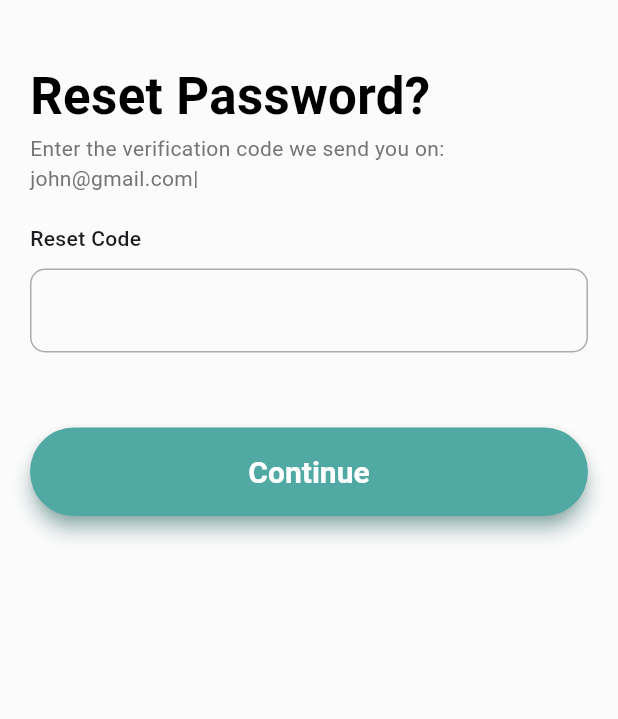
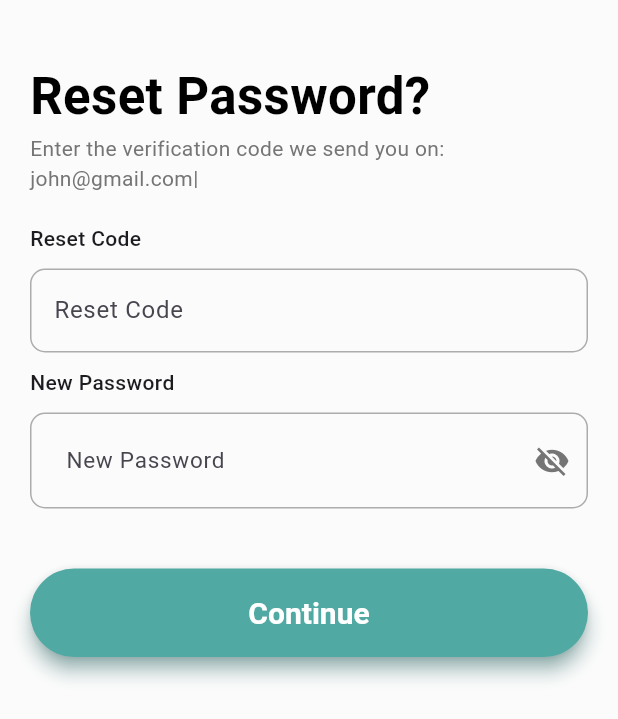
Before and after one commit to wandi1209/expense-tracker-pro-app, a Flutter app: the ResetPasswordPage screen opened by its route, on a phone screen of 412 x 824 dp. Shown: the top 719 px of the screen. Run offline on Flutter 3.47's test engine with Material 3 defaults, Android fonts, the phone set to English and light mode, and no system bars; our stand-ins replace awesome_dialog, bloc, dio, equatable, fl_chart, flutter_bloc and 6 more; accounts and stored records are empty.

Commit message:
feat(auth): create UI reset password and logic bloc

```diff
--- a/lib/core/routes/app_router.dart
+++ b/lib/core/routes/app_router.dart
@@ -71,8 +71,12 @@ class AppRouter {
         path: '/reset-password',
         name: 'reset-password',
         pageBuilder:
-            (context, state) =>
-                const NoTransitionPage(child: ResetPasswordPage()),
+            (context, state) => NoTransitionPage(
+              child: BlocProvider(
+                create: (context) => locator<AuthenticationBloc>(),
+                child: const ResetPasswordPage(),
+              ),
+            ),
       ),
       GoRoute(
         path: '/new-password',
--- a/lib/features/auth/presentation/bloc/authentication_state.dart
+++ b/lib/features/auth/presentation/bloc/authentication_state.dart
@@ -19,7 +19,7 @@ class AuthenticationSuccess extends AuthenticationState {
   AuthenticationSuccess(this.status, this.message);
 
   @override
-  List<Object?> get props => [message];
+  List<Object?> get props => [status, message];
 }
 
 class AuthenticationFailure extends AuthenticationState {
@@ -30,3 +30,12 @@ class AuthenticationFailure extends AuthenticationState {
   @override
   List<Object?> get props => [error];
 }
+
+class AuthenticationSavedEmail extends AuthenticationState {
+  final String email;
+
+  AuthenticationSavedEmail(this.email);
+
+  @override
+  List<Object?> get props => [email];
+}
--- a/lib/features/auth/presentation/pages/reset_password_page.dart
+++ b/lib/features/auth/presentation/pages/reset_password_page.dart
@@ -1,3 +1,7 @@
+import 'package:expense_tracker_pro/common/inputs/basic_input.dart';
+import 'package:expense_tracker_pro/features/auth/presentation/bloc/authentication_bloc.dart';
+import 'package:flutter_bloc/flutter_bloc.dart';
+
 import '../../../../common/buttons/basic_button.dart';
 import 'package:flutter/material.dart';
 import 'package:flutter/services.dart';
@@ -8,11 +12,37 @@ class ResetPasswordPage extends StatelessWidget {
 
   @override
   Widget build(BuildContext context) {
+    TextEditingController resetCode = TextEditingController();
+    TextEditingController newPassword = TextEditingController();
     return Scaffold(
-      body: SingleChildScrollView(
+      body: BlocConsumer<AuthenticationBloc, AuthenticationState>(
+        listener: (context, state) {
+          if (state is AuthenticationFailure) {
+            ScaffoldMessenger.of(context).showSnackBar(
+              SnackBar(content: Text(state.error), backgroundColor: Colors.red),
+            );
+          } else if (state is AuthenticationSuccess) {
+            ScaffoldMessenger.of(context).showSnackBar(
+              SnackBar(
+                content: Text(state.message),
+                backgroundColor: Colors.green,
+              ),
+            );
+            context.go('/login');
+          }
+        },
+        builder: (context, state) {
+          String? _email;
+          if (state is AuthenticationSavedEmail) {
+            _email = state.email;
+          }
+          return SingleChildScrollView(
             child: SafeArea(
               child: Padding(
-            padding: const EdgeInsets.symmetric(horizontal: 20, vertical: 40),
+                padding: const EdgeInsets.symmetric(
+                  horizontal: 20,
+                  vertical: 40,
+                ),
                 child: Column(
                   crossAxisAlignment: CrossAxisAlignment.start,
                   children: [
@@ -35,6 +65,7 @@ class ResetPasswordPage extends StatelessWidget {
                     ),
                     const SizedBox(height: 10),
                     TextField(
+                      controller: resetCode,
                       maxLength: 5,
                       keyboardType: TextInputType.number,
                       inputFormatters: [
@@ -42,6 +73,7 @@ class ResetPasswordPage extends StatelessWidget {
                         LengthLimitingTextInputFormatter(5),
                       ],
                       decoration: InputDecoration(
+                        hintText: 'Reset Code',
                         counterText: '',
                         border: OutlineInputBorder(
                           borderRadius: BorderRadius.circular(10),
@@ -67,17 +99,32 @@ class ResetPasswordPage extends StatelessWidget {
                       ),
                     ),
                     const SizedBox(height: 10),
+                    BasicInput(
+                      title: 'New Password',
+                      hintText: 'New Password',
+                      controller: newPassword,
+                      obscure: true,
+                    ),
                     const SizedBox(height: 40),
+
                     BasicButton(
                       title: 'Continue',
                       onPressed: () {
-                    context.go('/new-password');
+                        context.read<AuthenticationBloc>().add(
+                          AuthEventResetPassword(
+                            email: _email ?? '',
+                            resetCode: int.parse(resetCode.text),
+                            newPassword: newPassword.text,
+                          ),
+                        );
                       },
                     ),
                   ],
                 ),
               ),
             ),
+          );
+        },
       ),
     );
   }
```
Also changed, not shown: lib/features/auth/presentation/bloc/authentication_bloc.dart (+6 -1 lines). Lines whose indentation alone changed are shown as unchanged.
